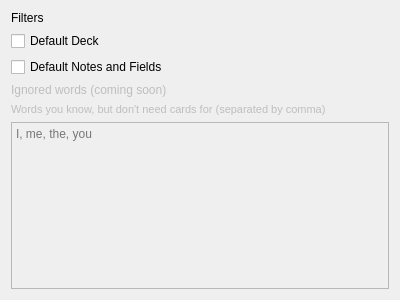
Above: designer/config_search_tab.ui from ll-in-anki/find-missing-words before the change. Below: the same form after it.
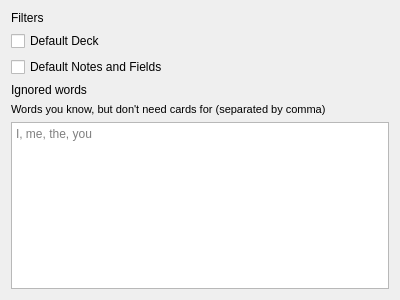
That is the form after the change.

Commit message: Add ability to ignore words in word select

Diff of the .ui file:
```diff
--- a/designer/config_search_tab.ui
+++ b/designer/config_search_tab.ui
@@ -72,17 +72,17 @@
    <item>
     <widget class="QLabel" name="label_3">
      <property name="enabled">
-      <bool>false</bool>
+      <bool>true</bool>
      </property>
      <property name="text">
-      <string>Ignored words (coming soon)</string>
+      <string>Ignored words</string>
      </property>
     </widget>
    </item>
    <item>
     <widget class="QLabel" name="label_4">
      <property name="enabled">
-      <bool>false</bool>
+      <bool>true</bool>
      </property>
      <property name="styleSheet">
       <string notr="true">font-size: 11px</string>
@@ -95,7 +95,7 @@
    <item>
     <widget class="QTextEdit" name="ignored_words_text_area">
      <property name="enabled">
-      <bool>false</bool>
+      <bool>true</bool>
      </property>
      <property name="acceptRichText">
       <bool>false</bool>
```
The commit also changes 6 other files.
